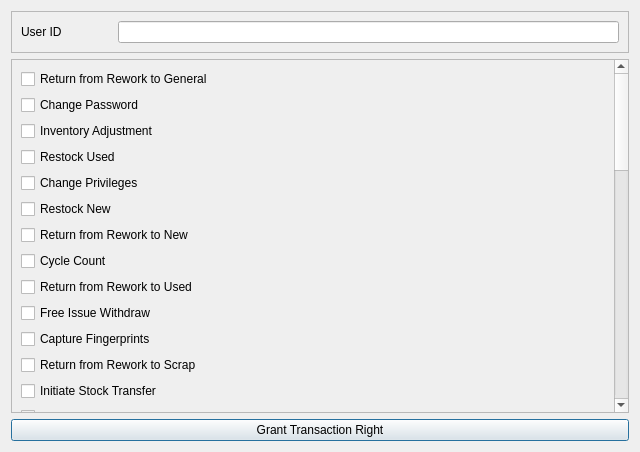
Qt form elitebridge_ui_file/createusertransaction.ui (SaiSawant1/EliteBridgeAdmin) before a commit.
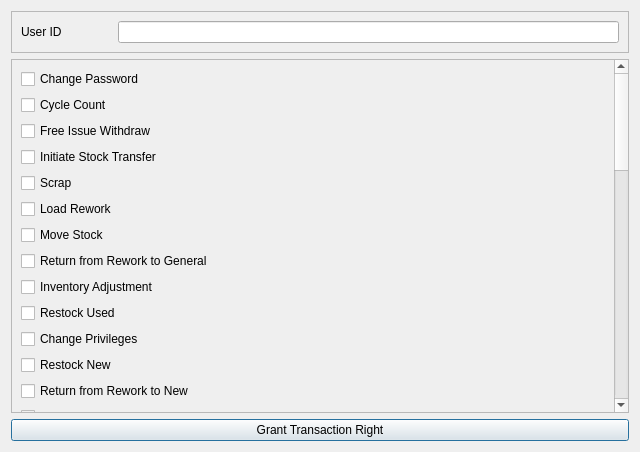
The same form after that commit.

The edit to the form file:
```diff
--- a/elitebridge_ui_file/createusertransaction.ui
+++ b/elitebridge_ui_file/createusertransaction.ui
@@ -45,19 +45,12 @@
       <property name="geometry">
        <rect>
         <x>0</x>
-        <y>-933</y>
+        <y>0</y>
         <width>599</width>
         <height>1500</height>
        </rect>
       </property>
       <layout class="QVBoxLayout" name="verticalLayout_2">
-       <item>
-        <widget class="QCheckBox" name="return_rework_to_general">
-         <property name="text">
-          <string>Return from Rework to General</string>
-         </property>
-        </widget>
-       </item>
        <item>
         <widget class="QCheckBox" name="change_password">
          <property name="text">
@@ -65,6 +58,55 @@
          </property>
         </widget>
        </item>
+       <item>
+        <widget class="QCheckBox" name="cycle_count">
+         <property name="text">
+          <string>Cycle Count</string>
+         </property>
+        </widget>
+       </item>
+       <item>
+        <widget class="QCheckBox" name="free_issue_withdraw">
+         <property name="text">
+          <string>Free Issue Withdraw</string>
+         </property>
+        </widget>
+       </item>
+       <item>
+        <widget class="QCheckBox" name="initiate_stock_transfer">
+         <property name="text">
+          <string>Initiate Stock Transfer</string>
+         </property>
+        </widget>
+       </item>
+       <item>
+        <widget class="QCheckBox" name="scrap">
+         <property name="text">
+          <string>Scrap</string>
+         </property>
+        </widget>
+       </item>
+       <item>
+        <widget class="QCheckBox" name="load_rework">
+         <property name="text">
+          <string>Load Rework</string>
+         </property>
+        </widget>
+       </item>
+       <item>
+        <widget class="QCheckBox" name="move_stock">
+         <property name="text">
+          <string>Move Stock</string>
+         </property>
+        </widget>
+       </item>
+       <item>
+        <widget class="QCheckBox" name="return_rework_to_general">
+         <property name="text">
+          <string>Return from Rework to General</string>
+         </property>
+        </widget>
+       </item>
        <item>
         <widget class="QCheckBox" name="inventory_adjusment">
          <property name="text">
@@ -100,13 +142,6 @@
          </property>
         </widget>
        </item>
-       <item>
-        <widget class="QCheckBox" name="cycle_count">
-         <property name="text">
-          <string>Cycle Count</string>
-         </property>
-        </widget>
-       </item>
        <item>
         <widget class="QCheckBox" name="retrun_rework_used">
          <property name="text">
@@ -114,13 +149,6 @@
          </property>
         </widget>
        </item>
-       <item>
-        <widget class="QCheckBox" name="free_issue_withdraw">
-         <property name="text">
-          <string>Free Issue Withdraw</string>
-         </property>
-        </widget>
-       </item>
        <item>
         <widget class="QCheckBox" name="capture_finger_print">
          <property name="text">
@@ -135,13 +163,6 @@
          </property>
         </widget>
        </item>
-       <item>
-        <widget class="QCheckBox" name="initiate_stock_transfer">
-         <property name="text">
-          <string>Initiate Stock Transfer</string>
-         </property>
-        </widget>
-       </item>
        <item>
         <widget class="QCheckBox" name="receive_stock_transfer">
          <property name="text">
@@ -163,13 +184,6 @@
          </property>
         </widget>
        </item>
-       <item>
-        <widget class="QCheckBox" name="scrap">
-         <property name="text">
-          <string>Scrap</string>
-         </property>
-        </widget>
-       </item>
        <item>
         <widget class="QCheckBox" name="withdraw_kit">
          <property name="text">
@@ -198,13 +212,6 @@
          </property>
         </widget>
        </item>
-       <item>
-        <widget class="QCheckBox" name="load_rework">
-         <property name="text">
-          <string>Load Rework</string>
-         </property>
-        </widget>
-       </item>
        <item>
         <widget class="QCheckBox" name="withdraw_general">
          <property name="text">
@@ -226,13 +233,6 @@
          </property>
         </widget>
        </item>
-       <item>
-        <widget class="QCheckBox" name="move_stock">
-         <property name="text">
-          <string>Move Stock</string>
-         </property>
-        </widget>
-       </item>
        <item>
         <widget class="QCheckBox" name="withdraw_inspection">
          <property name="text">
```
